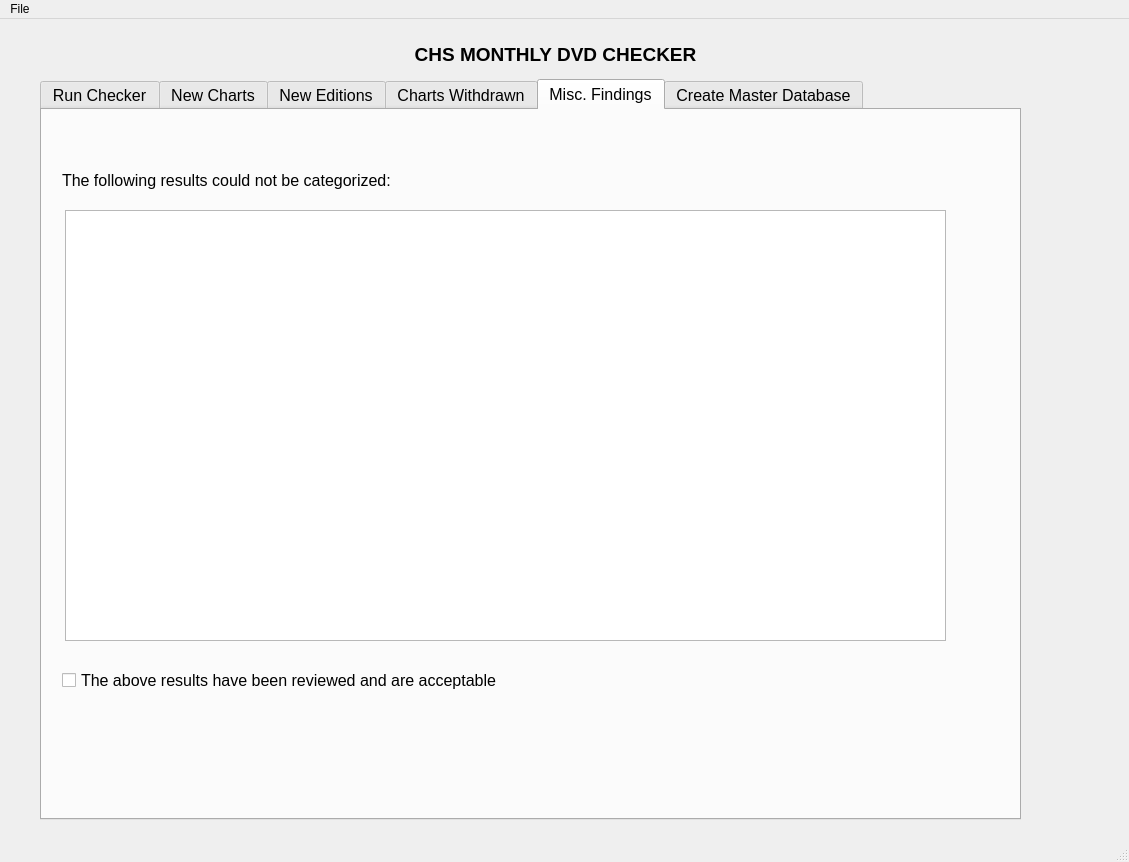
This is CHS_DVD_Checker.ui in Mabus00/CHS-DVD-Reader as Qt 5 draws it before an edit. The edited form follows.
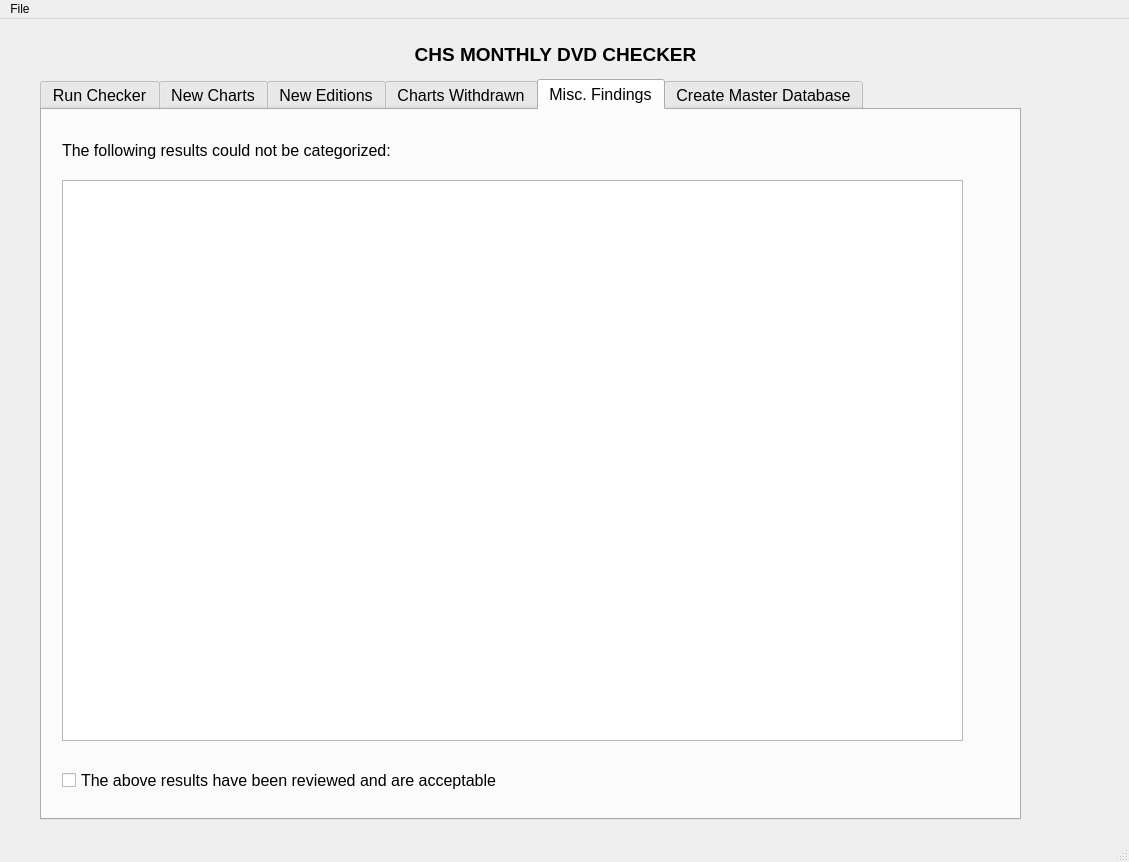
This is the edited form. The open tabs and pages were chosen to show the change.

The edit to the form file:
```diff
--- a/CHS_DVD_Checker.ui
+++ b/CHS_DVD_Checker.ui
@@ -304,7 +304,7 @@
       <property name="geometry">
        <rect>
         <x>20</x>
-        <y>40</y>
+        <y>10</y>
         <width>391</width>
         <height>61</height>
        </rect>
@@ -317,7 +317,7 @@
       <property name="geometry">
        <rect>
         <x>20</x>
-        <y>560</y>
+        <y>660</y>
         <width>451</width>
         <height>21</height>
        </rect>
@@ -329,10 +329,10 @@
      <widget class="QTextEdit" name="errorsTextBrowser">
       <property name="geometry">
        <rect>
-        <x>23</x>
-        <y>100</y>
-        <width>881</width>
-        <height>431</height>
+        <x>20</x>
+        <y>70</y>
+        <width>901</width>
+        <height>561</height>
        </rect>
       </property>
      </widget>
```
Left out of the diff: 34 changed lines with no effect on the pictures.
